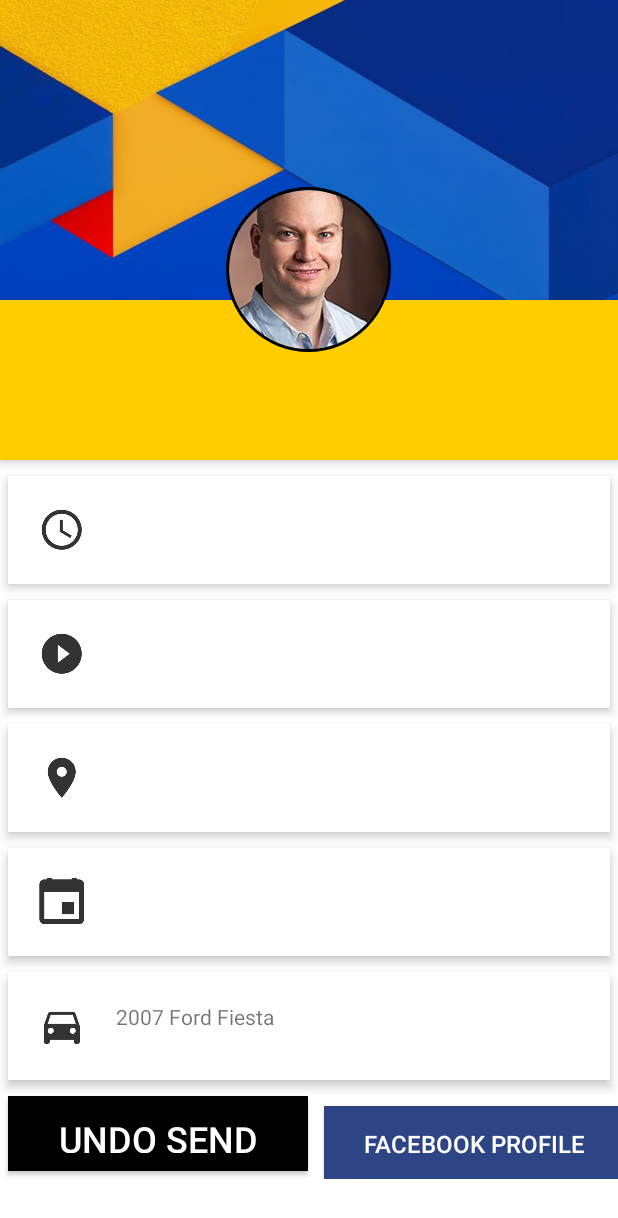
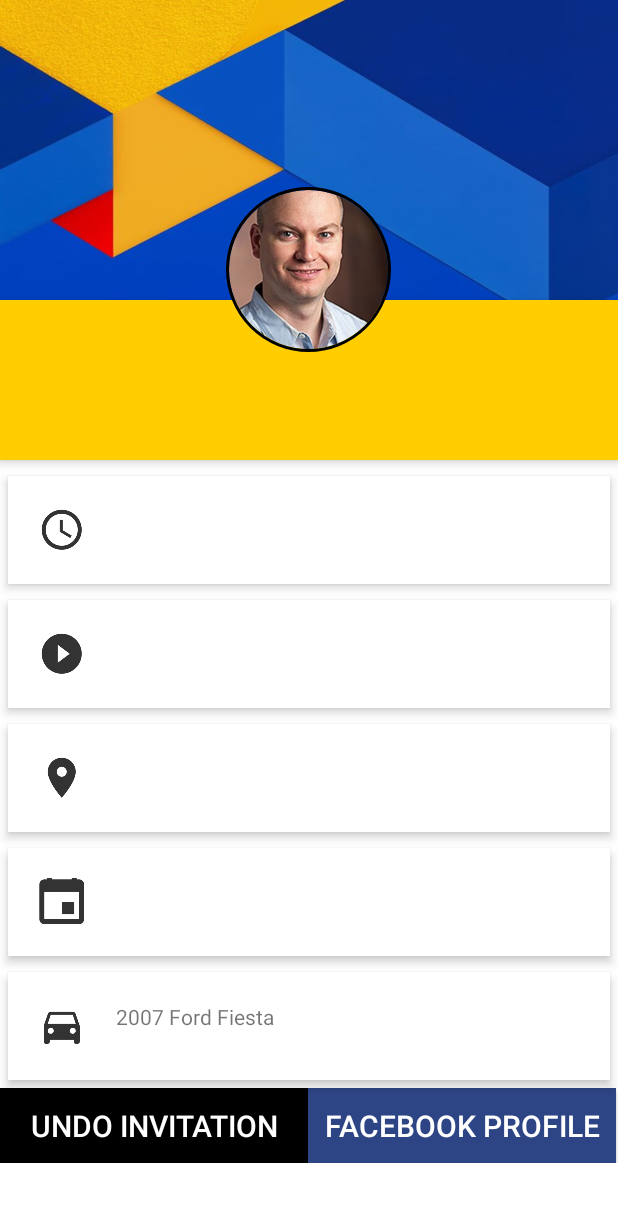
Before and after one commit to sudo-rm-rf-523/RideShare-AndroidApp, an Android app: the PersonProfilePage screen opened directly, with no data from a screen before it, after a tap on "SEND INVITE", on a phone screen of 412 x 824 dp. Shown: the top 1218 px of the screen. Run offline under Robolectric (Android 15) with nearby library versions, the phone set to English and light mode, and no system bars; our stand-ins replace CircleImageView; 6 statements that could not run were skipped.

Commit message:
final commit please

```diff
--- a/RideShare/app/src/main/java/sudo_rm_rf/rideshare/PersonProfilePage.java
+++ b/RideShare/app/src/main/java/sudo_rm_rf/rideshare/PersonProfilePage.java
@@ -55,8 +55,8 @@ public class PersonProfilePage extends AppCompatActivity {
 
 
 
-//            Button fb = (Button) findViewById(R.id.fb_button);
-//            fb.setBackgroundColor(getResources().getColor(R.color.grey));
+            Button fb = (Button) findViewById(R.id.fb_button);
+            fb.setBackgroundColor(getResources().getColor(R.color.grey));
 
             Button b = (Button) findViewById(R.id.invite_button);
             String button_text = b.getText().toString();
@@ -64,13 +64,15 @@ public class PersonProfilePage extends AppCompatActivity {
                 text = "You're invitation has been sent!";
                 Toast toast = Toast.makeText(context, text, duration);
                 toast.show();
-                b.setText("Undo Send Invitation");
+                b.setText("Undo Invitation");
+                fb.setBackgroundColor(getResources().getColor(R.color.fbcolor));
             }
             else {
                 text = "You're invitation has been recinded!";
                 Toast toast = Toast.makeText(context, text, duration);
                 toast.show();
                 b.setText("Send Invitation");
+                fb.setBackgroundColor(getResources().getColor(R.color.grey));
             }
 
 
--- a/RideShare/app/src/main/res/layout/activity_person_profile_page.xml
+++ b/RideShare/app/src/main/res/layout/activity_person_profile_page.xml
@@ -130,34 +130,24 @@
 
             <LinearLayout
                 android:layout_width="match_parent"
-                android:layout_height="wrap_content"
+                android:layout_height="50dp"
                 android:orientation="horizontal">
             <Button
                 android:id="@+id/invite_button"
-                android:layout_width="200dp"
+                android:layout_width="205dp"
                 android:layout_height="50dip"
                 android:onClick="changeText"
-                android:layout_margin="5dp"
-                android:layout_marginBottom="3dp"
-                android:layout_marginTop="3dp"
-                android:padding="12dp"
-                android:textSize="24sp"
+                android:textSize="20sp"
                 android:background="@color/colorPrimaryDark"
-                android:elevation="4dp"
                 android:textColor="@android:color/white"
                 android:text="Send Invite"/>
                 <Button
                     android:id="@+id/fb_button"
-                    android:layout_width="200dp"
+                    android:layout_width="205dp"
                     android:layout_height="50dip"
-                    android:layout_margin="5dp"
-                    android:layout_marginBottom="3dp"
-                    android:layout_marginTop="3dp"
-                    android:padding="12dp"
-                    android:textSize="16sp"
-                    android:background="#2D4585"
-                    android:elevation="4dp"
+                    android:background="@color/grey"
                     android:textColor="@android:color/white"
+                    android:textSize="20sp"
                     android:text="Facebook Profile"/>
             </LinearLayout>
         </LinearLayout>
--- a/RideShare/app/src/main/res/values/colors.xml
+++ b/RideShare/app/src/main/res/values/colors.xml
@@ -15,6 +15,7 @@
     <color name="dot_dark_screen2">#818785</color>
     <color name="dot_dark_screen3">#818785</color>
     <color name="dot_dark_screen4">#818785</color>
+    <color name="fbcolor">#2D4585</color>
 
     <!-- dots active colors -->
     <color name="dot_light_screen1">#000000</color>
```
